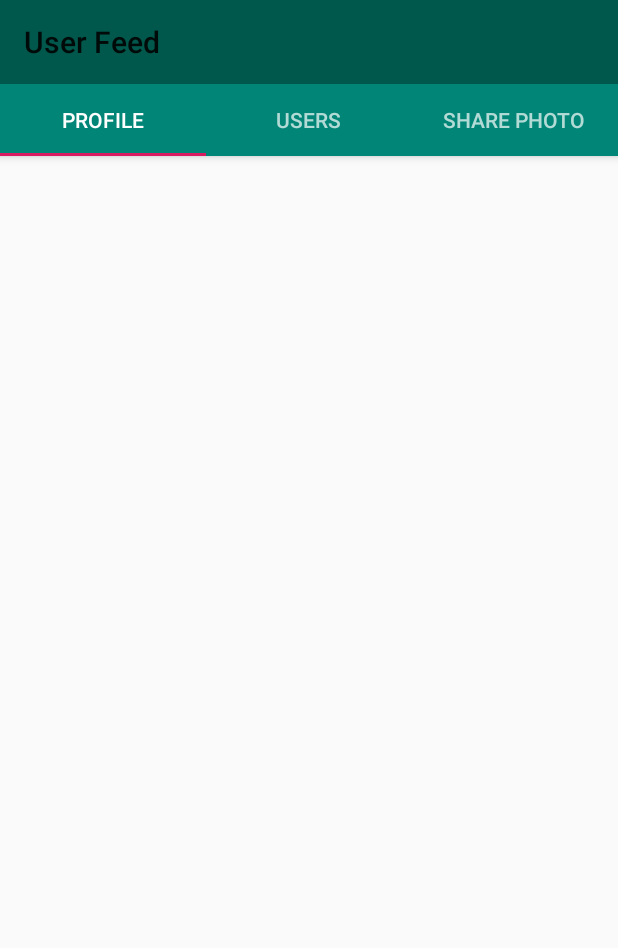
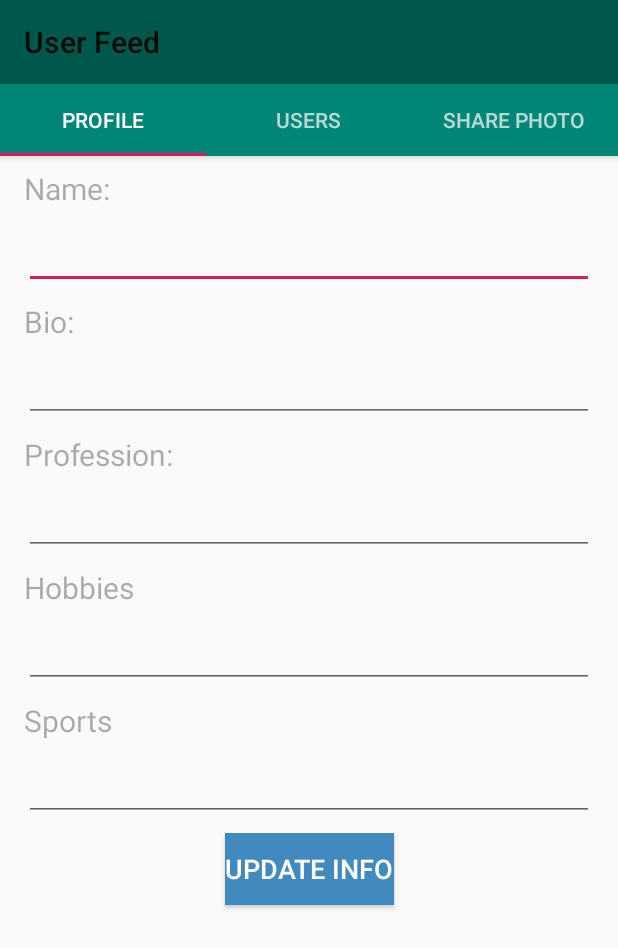
Before and after one commit to ArafathBaig/Instagram-Clone2.0, an Android app: the ProfileTab screen opened directly, with no data from a screen before it, on a phone screen of 412 x 824 dp. Shown: the top 948 px of the screen. Run offline under Robolectric (Android 15) with nearby library versions, the phone set to English and light mode, and no system bars; libraries missing offline, so code that uses them is left out: com.parse, com.shashank.sony; Roboto replaces fonts that are not available here; 1 statement that could not run was skipped.

Commit message:
profile tab update commit

```diff
--- a/app/src/main/java/arafath/myappcom/instagram_clone20/ProfileTab.java
+++ b/app/src/main/java/arafath/myappcom/instagram_clone20/ProfileTab.java
@@ -8,6 +8,15 @@ import androidx.fragment.app.Fragment;
 import android.view.LayoutInflater;
 import android.view.View;
 import android.view.ViewGroup;
+import android.widget.Button;
+import android.widget.EditText;
+import android.widget.Toast;
+
+import com.parse.Parse;
+import com.parse.ParseException;
+import com.parse.ParseUser;
+import com.parse.SaveCallback;
+import com.shashank.sony.fancytoastlib.FancyToast;
 
 
 /**
@@ -15,6 +24,8 @@ import android.view.ViewGroup;
  */
 public class ProfileTab extends Fragment {
 
+    EditText editName , editBio, editPro, editHob, editSpo;
+    Button btnupdate;
 
     public ProfileTab() {
         // Required empty public constructor
@@ -25,7 +36,43 @@ public class ProfileTab extends Fragment {
     public View onCreateView(LayoutInflater inflater, ViewGroup container,
                              Bundle savedInstanceState) {
         // Inflate the layout for this fragment
-        return inflater.inflate(R.layout.fragment_profile_tab, container, false);
+        View view =  inflater.inflate(R.layout.fragment_profile_tab, container, false);
+
+        editName = view.findViewById(R.id.editName);
+        editBio = view.findViewById(R.id.editBio);
+        editPro = view.findViewById(R.id.editProfession);
+        editHob = view.findViewById(R.id.editHob);
+        editSpo = view.findViewById(R.id.editSports);
+
+        btnupdate = view.findViewById(R.id.buttonSave);
+
+        final ParseUser user = ParseUser.getCurrentUser();
+
+        btnupdate.setOnClickListener(new View.OnClickListener() {
+            @Override
+            public void onClick(View v) {
+                user.put("profileName",editName.getText().toString());
+                user.put("profileBio",editBio.getText().toString());
+                user.put("profileProfession",editPro.getText().toString());
+                user.put("profileHobbies",editHob.getText().toString());
+                user.put("profileSports",editSpo.getText().toString());
+
+                user.saveInBackground(new SaveCallback() {
+                    @Override
+                    public void done(ParseException e) {
+                        if(e==null){
+                            FancyToast.makeText(getContext(),"Info Updated",FancyToast.INFO, Toast.LENGTH_SHORT,true).show();
+
+                        }else{
+                            FancyToast.makeText(getContext(),e.getMessage(),FancyToast.ERROR, Toast.LENGTH_SHORT,true).show();
+                        }
+                    }
+                });
+
+
+            }
+        });
+        return view;
     }
 
 }
--- a/app/src/main/res/layout/fragment_profile_tab.xml
+++ b/app/src/main/res/layout/fragment_profile_tab.xml
@@ -1,10 +1,149 @@
 <?xml version="1.0" encoding="utf-8"?>
-<androidx.constraintlayout.widget.ConstraintLayout xmlns:tools="http://schemas.android.com/tools"
+<androidx.constraintlayout.widget.ConstraintLayout xmlns:app="http://schemas.android.com/apk/res-auto"
+    xmlns:tools="http://schemas.android.com/tools"
     xmlns:android="http://schemas.android.com/apk/res/android"
     android:layout_width="match_parent"
     android:layout_height="match_parent"
     tools:context=".ProfileTab">
 
 
+    <TextView
+        android:id="@+id/textName"
+        android:layout_width="wrap_content"
+        android:layout_height="wrap_content"
+        android:layout_marginStart="16dp"
+        android:layout_marginTop="8dp"
+        android:alpha="0.6"
+        android:text="Name:"
+        android:textSize="20sp"
+        app:layout_constraintEnd_toEndOf="parent"
+        app:layout_constraintHorizontal_bias="0.0"
+        app:layout_constraintStart_toStartOf="parent"
+        app:layout_constraintTop_toTopOf="parent" />
 
+    <EditText
+        android:id="@+id/editName"
+        android:layout_width="0dp"
+        android:layout_height="wrap_content"
+        android:layout_marginStart="16dp"
+        android:layout_marginTop="8dp"
+        android:layout_marginEnd="16dp"
+        android:ems="10"
+        android:inputType="textPersonName"
+        app:layout_constraintEnd_toEndOf="parent"
+        app:layout_constraintStart_toStartOf="parent"
+        app:layout_constraintTop_toBottomOf="@+id/textName" />
+
+    <TextView
+        android:id="@+id/textView2"
+        android:layout_width="wrap_content"
+        android:layout_height="wrap_content"
+        android:layout_marginStart="16dp"
+        android:layout_marginTop="8dp"
+        android:alpha="0.6"
+        android:text="Bio:"
+        android:textSize="20sp"
+        app:layout_constraintStart_toStartOf="parent"
+        app:layout_constraintTop_toBottomOf="@+id/editName" />
+
+    <EditText
+        android:id="@+id/editBio"
+        android:layout_width="0dp"
+        android:layout_height="wrap_content"
+        android:layout_marginStart="16dp"
+        android:layout_marginTop="8dp"
+        android:layout_marginEnd="16dp"
+        android:ems="10"
+        android:inputType="textPersonName"
+        app:layout_constraintEnd_toEndOf="parent"
+        app:layout_constraintStart_toStartOf="parent"
+        app:layout_constraintTop_toBottomOf="@+id/textView2" />
+
+    <TextView
+        android:id="@+id/textView3"
+        android:layout_width="wrap_content"
+        android:layout_height="wrap_content"
+        android:layout_marginStart="16dp"
+        android:layout_marginTop="8dp"
+        android:alpha=".6"
+        android:text="Profession:"
+        android:textSize="20sp"
+        app:layout_constraintStart_toStartOf="parent"
+        app:layout_constraintTop_toBottomOf="@+id/editBio" />
+
+    <EditText
+        android:id="@+id/editProfession"
+        android:layout_width="0dp"
+        android:layout_height="wrap_content"
+        android:layout_marginStart="16dp"
+        android:layout_marginTop="8dp"
+        android:layout_marginEnd="16dp"
+        android:ems="10"
+        android:inputType="textPersonName"
+        app:layout_constraintEnd_toEndOf="parent"
+        app:layout_constraintStart_toStartOf="parent"
+        app:layout_constraintTop_toBottomOf="@+id/textView3" />
+
+    <TextView
+        android:id="@+id/textView4"
+        android:layout_width="wrap_content"
+        android:layout_height="wrap_content"
+        android:layout_marginStart="16dp"
+        android:layout_marginTop="8dp"
+        android:alpha=".6"
+        android:text="Hobbies"
+        android:textSize="20sp"
+        app:layout_constraintStart_toStartOf="parent"
+        app:layout_constraintTop_toBottomOf="@+id/editProfession" />
+
+    <EditText
+        android:id="@+id/editHob"
+        android:layout_width="0dp"
+        android:layout_height="wrap_content"
+        android:layout_marginStart="16dp"
+        android:layout_marginTop="8dp"
+        android:layout_marginEnd="16dp"
+        android:ems="10"
+        android:inputType="textPersonName"
+        app:layout_constraintEnd_toEndOf="parent"
+        app:layout_constraintStart_toStartOf="parent"
+        app:layout_constraintTop_toBottomOf="@+id/textView4" />
+
+    <TextView
+        android:id="@+id/textView5"
+        android:layout_width="wrap_content"
+        android:layout_height="wrap_content"
+        android:layout_marginStart="16dp"
+        android:layout_marginTop="8dp"
+        android:alpha=".6"
+        android:text="Sports"
+        android:textSize="20sp"
+        app:layout_constraintStart_toStartOf="parent"
+        app:layout_constraintTop_toBottomOf="@+id/editHob" />
+
+    <EditText
+        android:id="@+id/editSports"
+        android:layout_width="0dp"
+        android:layout_height="wrap_content"
+        android:layout_marginStart="16dp"
+        android:layout_marginTop="8dp"
+        android:layout_marginEnd="16dp"
+        android:ems="10"
+        android:inputType="textPersonName"
+        app:layout_constraintEnd_toEndOf="parent"
+        app:layout_constraintStart_toStartOf="parent"
+        app:layout_constraintTop_toBottomOf="@+id/textView5" />
+
+    <Button
+        android:id="@+id/buttonSave"
+        android:layout_width="wrap_content"
+        android:layout_height="wrap_content"
+        android:layout_marginTop="8dp"
+        android:background="#4289BF"
+        android:text="Update Info"
+        android:textColor="#FFFFFF"
+        android:textSize="18sp"
+        app:layout_constraintEnd_toEndOf="parent"
+        app:layout_constraintStart_toStartOf="parent"
+        app:layout_constraintTop_toBottomOf="@+id/editSports" />
 </androidx.constraintlayout.widget.ConstraintLayout>
```
